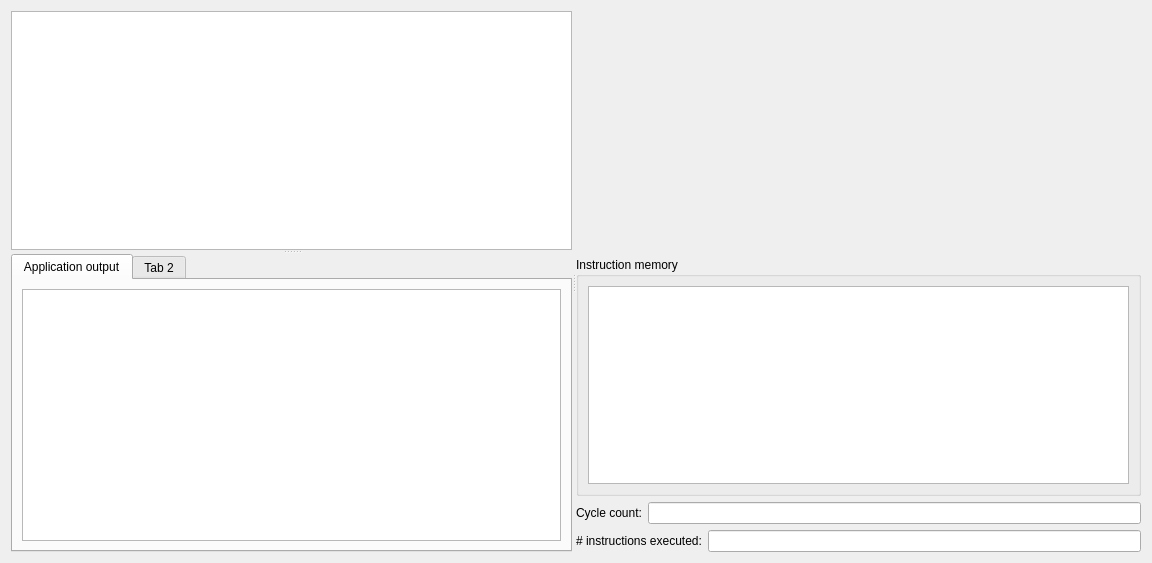
Old version of the form src/processortab.ui in the repository mortbopet/Ripes.
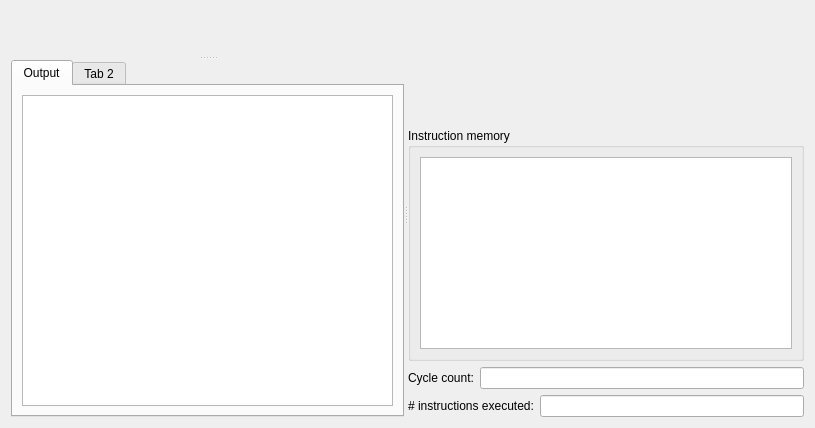
New version of the form. Custom widgets are drawn as their Qt base class.

Commit message: Redo processor tab UI file

What changed in the file:
```diff
--- a/src/processortab.ui
+++ b/src/processortab.ui
@@ -6,16 +6,16 @@
    <rect>
     <x>0</x>
     <y>0</y>
-    <width>1152</width>
-    <height>563</height>
+    <width>815</width>
+    <height>428</height>
    </rect>
   </property>
   <property name="windowTitle">
    <string>Form</string>
   </property>
-  <layout class="QGridLayout" name="gridLayout">
+  <layout class="QGridLayout" name="gridLayout_2">
    <item row="0" column="0">
-    <widget class="QSplitter" name="splitter">
+    <widget class="QSplitter" name="viewSplitter">
      <property name="orientation">
       <enum>Qt::Horizontal</enum>
      </property>
@@ -29,30 +29,58 @@
          <property name="orientation">
           <enum>Qt::Vertical</enum>
          </property>
-         <widget class="PipelineWidget" name="pipelineWidget"/>
-         <widget class="QTabWidget" name="consolesTab">
+         <property name="childrenCollapsible">
+          <bool>false</bool>
+         </property>
+         <widget class="vsrtl::VSRTLWidget" name="vsrtlWidget" native="true">
           <property name="sizePolicy">
            <sizepolicy hsizetype="Expanding" vsizetype="Expanding">
             <horstretch>0</horstretch>
             <verstretch>0</verstretch>
            </sizepolicy>
           </property>
+         </widget>
+         <widget class="QTabWidget" name="consolesTab">
+          <property name="sizePolicy">
+           <sizepolicy hsizetype="Expanding" vsizetype="MinimumExpanding">
+            <horstretch>0</horstretch>
+            <verstretch>0</verstretch>
+           </sizepolicy>
+          </property>
+          <property name="minimumSize">
+           <size>
+            <width>0</width>
+            <height>150</height>
+           </size>
+          </property>
           <property name="currentIndex">
            <number>0</number>
           </property>
-          <widget class="QWidget" name="tab_5">
+          <widget class="QWidget" name="tab">
+           <property name="minimumSize">
+            <size>
+             <width>0</width>
+             <height>0</height>
+            </size>
+           </property>
            <attribute name="title">
-            <string>Application output</string>
+            <string>Output</string>
            </attribute>
-           <layout class="QGridLayout" name="gridLayout_2">
+           <layout class="QGridLayout" name="gridLayout">
             <item row="0" column="0">
              <widget class="QPlainTextEdit" name="console">
               <property name="sizePolicy">
-               <sizepolicy hsizetype="Expanding" vsizetype="Expanding">
+               <sizepolicy hsizetype="MinimumExpanding" vsizetype="MinimumExpanding">
                 <horstretch>0</horstretch>
                 <verstretch>0</verstretch>
                </sizepolicy>
               </property>
+              <property name="minimumSize">
+               <size>
+                <width>0</width>
+                <height>0</height>
+               </size>
+              </property>
              </widget>
             </item>
            </layout>
@@ -71,6 +99,12 @@
       <layout class="QVBoxLayout" name="verticalLayout_4" stretch="1,1,0,0">
        <item>
         <widget class="RegisterContainerWidget" name="registerContainer" native="true">
+         <property name="sizePolicy">
+          <sizepolicy hsizetype="Preferred" vsizetype="MinimumExpanding">
+           <horstretch>0</horstretch>
+           <verstretch>0</verstretch>
+          </sizepolicy>
+         </property>
          <property name="minimumSize">
           <size>
            <width>0</width>
@@ -100,7 +134,7 @@
           <item row="0" column="0">
            <widget class="QTableView" name="instructionView">
             <property name="sizePolicy">
-             <sizepolicy hsizetype="Expanding" vsizetype="Minimum">
+             <sizepolicy hsizetype="Preferred" vsizetype="MinimumExpanding">
               <horstretch>0</horstretch>
               <verstretch>0</verstretch>
              </sizepolicy>
@@ -121,6 +155,12 @@
          </item>
          <item>
           <widget class="QLineEdit" name="cycleCount">
+           <property name="sizePolicy">
+            <sizepolicy hsizetype="MinimumExpanding" vsizetype="Fixed">
+             <horstretch>0</horstretch>
+             <verstretch>0</verstretch>
+            </sizepolicy>
+           </property>
            <property name="readOnly">
             <bool>true</bool>
            </property>
@@ -139,6 +179,12 @@
          </item>
          <item>
           <widget class="QLineEdit" name="nInstrExecuted">
+           <property name="sizePolicy">
+            <sizepolicy hsizetype="MinimumExpanding" vsizetype="Fixed">
+             <horstretch>0</horstretch>
+             <verstretch>0</verstretch>
+            </sizepolicy>
+           </property>
            <property name="readOnly">
             <bool>true</bool>
            </property>
@@ -160,9 +206,10 @@
    <container>1</container>
   </customwidget>
   <customwidget>
-   <class>PipelineWidget</class>
-   <extends>QGraphicsView</extends>
-   <header>graphics/pipelinewidget.h</header>
+   <class>vsrtl::VSRTLWidget</class>
+   <extends>QWidget</extends>
+   <header>VSRTL/graphics/vsrtl_widget.h</header>
+   <container>1</container>
   </customwidget>
  </customwidgets>
  <resources/>
```
Left out of the diff: 2 changed lines with no effect on the pictures. The commit also changes 3 other files.
